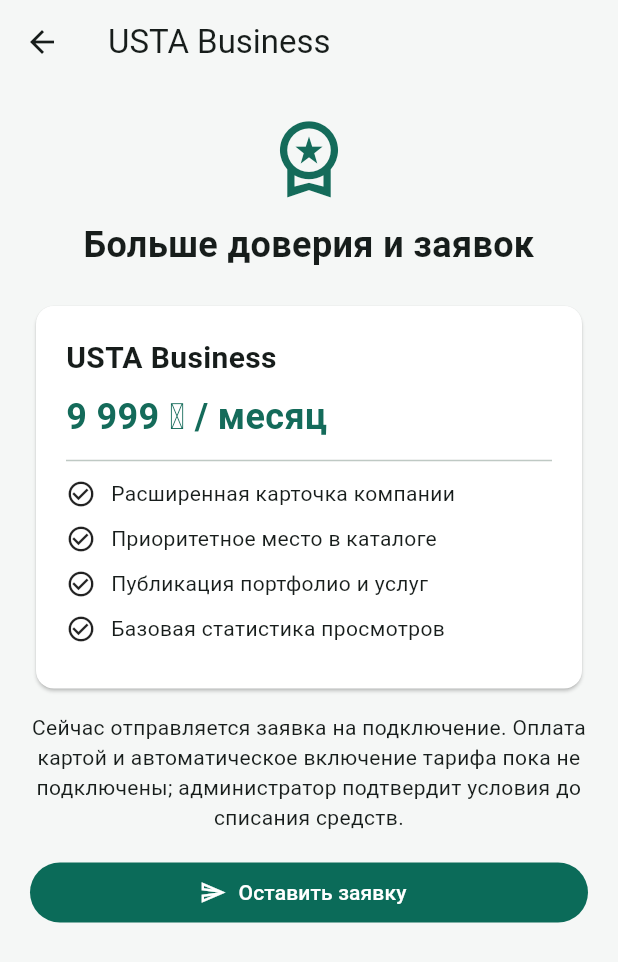
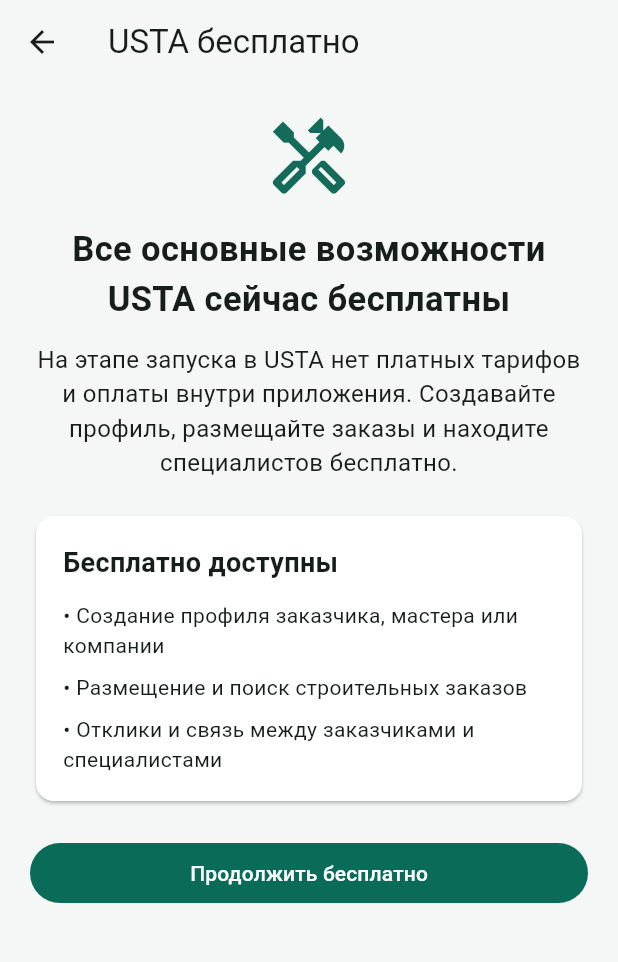
Before and after one commit to viktorrybalov8-a11y/USTA-KZ-COM, a Flutter app: the BusinessScreen screen opened directly, on a phone screen of 412 x 824 dp. Shown: the top 962 px of the screen. Run offline on Flutter 3.47's test engine with Material 3 defaults, Android fonts, the phone set to English and light mode, and no system bars; our stand-ins replace cloud_firestore, cloud_functions, firebase_auth, firebase_core, firebase_messaging, firebase_storage and 2 more; accounts and stored records are empty.

Commit message:
Make USTA Business free during launch

```diff
--- a/lib/screens/business_screens.dart
+++ b/lib/screens/business_screens.dart
@@ -10,52 +10,51 @@
 class BusinessScreen extends StatelessWidget {
   const BusinessScreen({super.key});
 
-  Future<void> _requestBusiness(BuildContext context) async {
-    final user = FirebaseAuth.instance.currentUser;
-    if (user == null) return;
-    try {
-      final phone = await _contactPhone(user);
-      if (phone == null || phone.isEmpty) throw StateError('Заполните телефон в профиле.');
-      await FirebaseFirestore.instance.collection('serviceRequests').add({
-        'ownerUid': user.uid,
-        'phone': phone,
-        'type': 'business',
-        'planId': 'usta_business_monthly',
-        'price': 9999,
-        'currency': 'KZT',
-        'interval': 'month',
-        'status': 'new',
-        'createdAt': FieldValue.serverTimestamp(),
-      });
-      if (context.mounted) {
-        ScaffoldMessenger.of(context).showSnackBar(const SnackBar(content: Text('Заявка отправлена. Администратор свяжется с вами для подключения и оплаты.')));
-      }
-    } catch (error) {
-      if (context.mounted) ScaffoldMessenger.of(context).showSnackBar(SnackBar(content: Text(error is StateError ? error.message : 'Не удалось отправить заявку. Проверьте подключение.')));
-    }
-  }
-
   @override
   Widget build(BuildContext context) => Scaffold(
-        appBar: AppBar(title: const Text('USTA Business')),
-        body: ListView(padding: const EdgeInsets.all(20), children: [
-          const Icon(Icons.workspace_premium_outlined, size: 58, color: Color(0xFF146B5A)),
-          const SizedBox(height: 12),
-          const Text('Больше доверия и заявок', textAlign: TextAlign.center, style: TextStyle(fontSize: 24, fontWeight: FontWeight.bold)),
-          const SizedBox(height: 20),
-          Card(color: Colors.white, child: Padding(padding: const EdgeInsets.all(20), child: Column(crossAxisAlignment: CrossAxisAlignment.start, children: [
-            const Text('USTA Business', style: TextStyle(fontSize: 20, fontWeight: FontWeight.w700)),
-            const SizedBox(height: 8),
-            const Text('9 999 ₸ / месяц', style: TextStyle(fontSize: 24, fontWeight: FontWeight.bold, color: Color(0xFF146B5A))),
-            const Divider(height: 24),
-            for (final feature in const ['Расширенная карточка компании', 'Приоритетное место в каталоге', 'Публикация портфолио и услуг', 'Базовая статистика просмотров'])
-              Padding(padding: const EdgeInsets.only(bottom: 10), child: Row(children: [const Icon(Icons.check_circle_outline, size: 20), const SizedBox(width: 10), Expanded(child: Text(feature))])),
-          ]))),
-          const SizedBox(height: 12),
-          const Text('Сейчас отправляется заявка на подключение. Оплата картой и автоматическое включение тарифа пока не подключены; администратор подтвердит условия до списания средств.', textAlign: TextAlign.center),
-          const SizedBox(height: 16),
-          FilledButton.icon(onPressed: () => _requestBusiness(context), icon: const Icon(Icons.send_outlined), label: const Text('Оставить заявку')),
-        ]),
+        appBar: AppBar(title: const Text('USTA бесплатно')),
+        body: ListView(
+          padding: const EdgeInsets.all(20),
+          children: [
+            const Icon(Icons.handyman_outlined, size: 58, color: Color(0xFF146B5A)),
+            const SizedBox(height: 16),
+            const Text(
+              'Все основные возможности USTA сейчас бесплатны',
+              textAlign: TextAlign.center,
+              style: TextStyle(fontSize: 23, fontWeight: FontWeight.bold),
+            ),
+            const SizedBox(height: 12),
+            const Text(
+              'На этапе запуска в USTA нет платных тарифов и оплаты внутри приложения. Создавайте профиль, размещайте заказы и находите специалистов бесплатно.',
+              textAlign: TextAlign.center,
+              style: TextStyle(fontSize: 16),
+            ),
+            const SizedBox(height: 20),
+            Card(
+              color: Colors.white,
+              child: Padding(
+                padding: const EdgeInsets.all(18),
+                child: Column(
+                  crossAxisAlignment: CrossAxisAlignment.start,
+                  children: const [
+                    Text('Бесплатно доступны', style: TextStyle(fontSize: 18, fontWeight: FontWeight.w700)),
+                    SizedBox(height: 12),
+                    Text('• Создание профиля заказчика, мастера или компании'),
+                    SizedBox(height: 8),
+                    Text('• Размещение и поиск строительных заказов'),
+                    SizedBox(height: 8),
+                    Text('• Отклики и связь между заказчиками и специалистами'),
+                  ],
+                ),
+              ),
+            ),
+            const SizedBox(height: 20),
+            FilledButton(
+              onPressed: () => Navigator.pop(context),
+              child: const Text('Продолжить бесплатно'),
+            ),
+          ],
+        ),
       );
 }
 
@@ -179,7 +178,7 @@
               final data = doc.data();
               final business = data['type'] == 'business';
               return Card(color: Colors.white, child: Padding(padding: const EdgeInsets.all(14), child: Column(crossAxisAlignment: CrossAxisAlignment.start, children: [
-                Text(business ? 'USTA Business · 9 999 ₸/мес' : 'Реклама · ${data['placement'] ?? ''}', style: const TextStyle(fontWeight: FontWeight.bold)),
+                Text(business ? 'USTA Business · бесплатный доступ' : 'Реклама · ${data['placement'] ?? ''}', style: const TextStyle(fontWeight: FontWeight.bold)),
                 if (!business) Text('${data['company'] ?? ''}: ${data['message'] ?? ''}'),
                 Text('Телефон: ${data['phone'] ?? '—'}'),
                 const SizedBox(height: 8),
```
